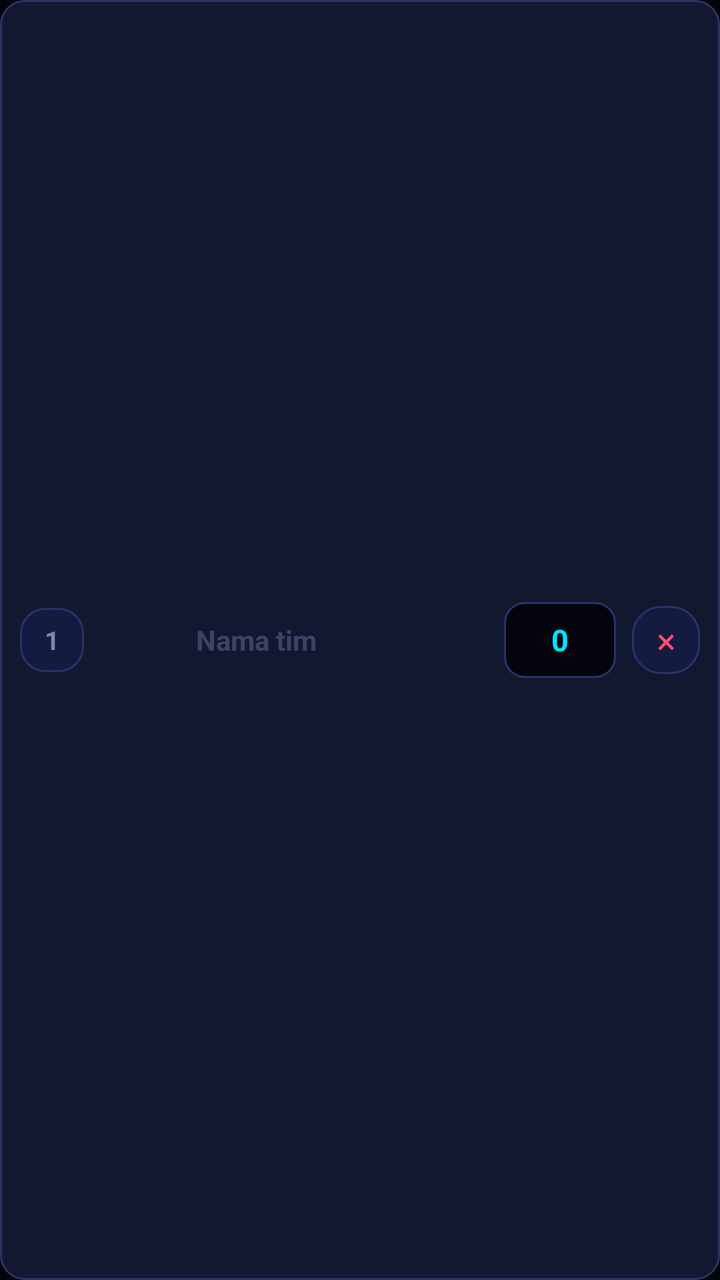
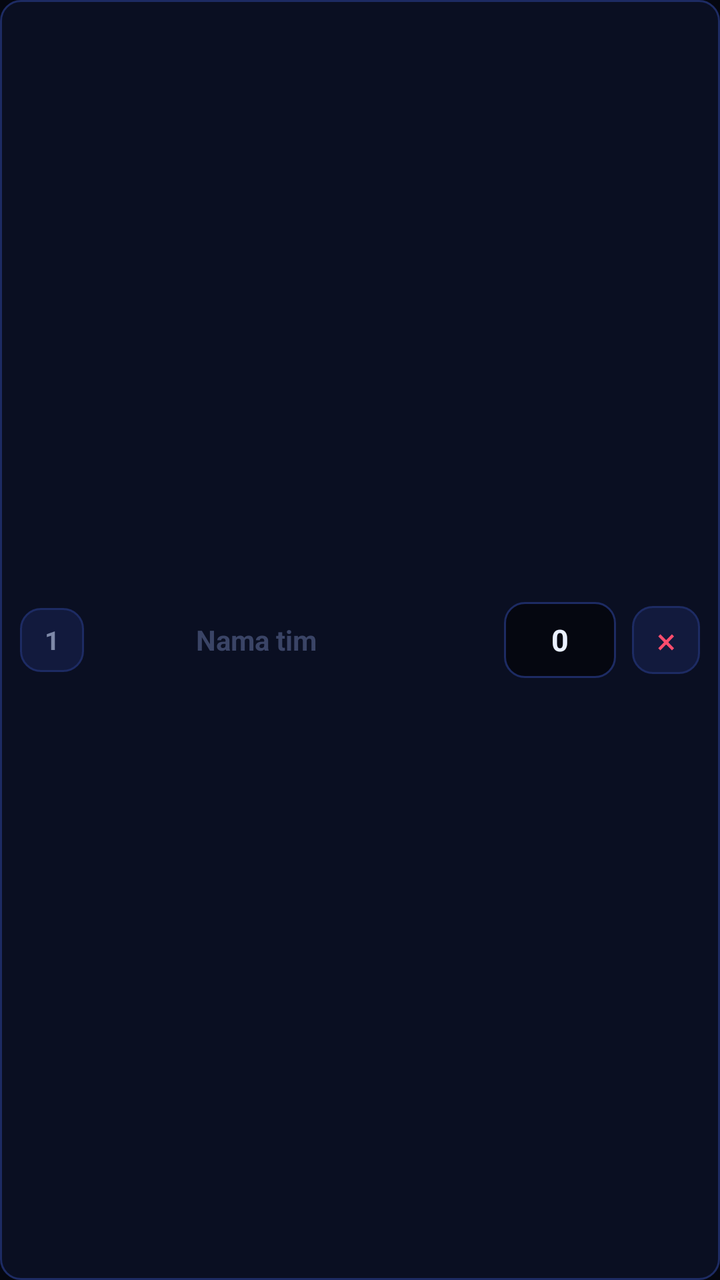

The first picture is an Android layout as it rendered before a commit; the second is the same layout after the commit. The layout source and the unified diff follow.
<!-- AndroidManifest.xml: application theme Theme.BracketLive -->
<!-- res/layout/item_team_row.xml -->
<?xml version="1.0" encoding="utf-8"?>
<LinearLayout xmlns:android="http://schemas.android.com/apk/res/android"
    android:layout_width="match_parent"
    android:layout_height="wrap_content"
    android:orientation="horizontal"
    android:gravity="center_vertical"
    android:padding="10dp"
    android:layout_marginBottom="8dp"
    android:background="@drawable/bg_match">

    <TextView
        android:id="@+id/tvRank"
        android:layout_width="32dp"
        android:layout_height="32dp"
        android:gravity="center"
        android:text="1"
        android:textStyle="bold"
        android:textSize="13sp"
        android:textColor="@color/muted"
        android:background="@drawable/bg_chip" />

    <ImageView
        android:id="@+id/ivLogo"
        android:layout_width="36dp"
        android:layout_height="36dp"
        android:layout_marginStart="10dp"
        android:contentDescription="Logo tim (ketuk untuk ganti)" />

    <EditText
        android:id="@+id/etName"
        android:layout_width="0dp"
        android:layout_height="wrap_content"
        android:layout_weight="1"
        android:layout_marginStart="10dp"
        android:background="@android:color/transparent"
        android:textColor="@color/text"
        android:textSize="14sp"
        android:textStyle="bold"
        android:inputType="text"
        android:maxLines="1"
        android:hint="Nama tim"
        android:textColorHint="@color/dim" />

    <TextView
        android:id="@+id/btnRoster"
        android:layout_width="wrap_content"
        android:layout_height="34dp"
        android:layout_marginEnd="6dp"
        android:gravity="center"
        android:paddingStart="8dp"
        android:paddingEnd="8dp"
        android:text="👥 0/8"
        android:textColor="@color/muted_light"
        android:textSize="11sp"
        android:textStyle="bold"
        android:visibility="gone"
        android:background="@drawable/bg_chip" />

    <EditText
        android:id="@+id/etScore"
        android:layout_width="56dp"
        android:layout_height="38dp"
        android:gravity="center"
        android:inputType="number"
        android:text="0"
        android:textColor="?attr/blAccent1"
        android:textStyle="bold"
        android:textSize="15sp"
        android:background="@drawable/bg_input" />

    <TextView
        android:id="@+id/btnDel"
        android:layout_width="34dp"
        android:layout_height="34dp"
        android:layout_marginStart="8dp"
        android:gravity="center"
        android:text="×"
        android:textColor="@color/red"
        android:textSize="18sp"
        android:background="@drawable/bg_btn_gray" />
</LinearLayout>
<!-- resources referenced by this layout -->
<resources>
  <color name="dim">#3A4466</color>
  <color name="muted">#7E89A8</color>
  <color name="muted_light">#A9B4D4</color>
  <color name="red">#FF4D6D</color>
  <color name="text">#EAF0FF</color>
  <!-- drawable bg_btn_gray (drawable) -->
  <?xml version="1.0" encoding="utf-8"?>
  <shape xmlns:android="http://schemas.android.com/apk/res/android" android:shape="rectangle">
      <solid android:color="?attr/blSurface2"/>
      <corners android:radius="14dp"/>
      <stroke android:width="1dp" android:color="?attr/blStroke"/>
  </shape>
  <!-- drawable bg_chip (drawable) -->
  <?xml version="1.0" encoding="utf-8"?>
  <shape xmlns:android="http://schemas.android.com/apk/res/android" android:shape="rectangle">
      <solid android:color="?attr/blSurface2"/>
      <corners android:radius="12dp"/>
      <stroke android:width="1dp" android:color="?attr/blStroke"/>
  </shape>
  <!-- drawable bg_input (drawable) -->
  <?xml version="1.0" encoding="utf-8"?>
  <shape xmlns:android="http://schemas.android.com/apk/res/android" android:shape="rectangle">
      <solid android:color="?attr/blBg2"/>
      <corners android:radius="10dp"/>
      <stroke android:width="1dp" android:color="?attr/blStroke"/>
  </shape>
  <!-- drawable bg_match (drawable) -->
  <?xml version="1.0" encoding="utf-8"?>
  <shape xmlns:android="http://schemas.android.com/apk/res/android" android:shape="rectangle">
      <solid android:color="#121830"/>
      <corners android:radius="12dp"/>
      <stroke android:width="1dp" android:color="#2A3560"/>
  </shape>
  <style name="Theme.BracketLive" parent="Theme.MaterialComponents.DayNight.NoActionBar">
          <item name="blBg1">#0B1030</item>
          <item name="blBg2">#04050C</item>
          <item name="blHeader1">#1A2260</item>
          <item name="blHeader2">#0A0E28</item>
          <item name="blSurface">#111838</item>
          <item name="blSurface2">#141B40</item>
          <item name="blSurface3">#0B1024</item>
          <item name="blStroke">#27346A</item>
          <item name="blAccent1">#00E5FF</item>
          <item name="blAccent2">#FF2E88</item>
          <item name="blAccent3">#7C4DFF</item>
          <item name="blAccent1B">#3D7BFF</item>
          <item name="blAccent1A">#6600E5FF</item>
          <item name="blAccent2A">#66FF2E88</item>
          <item name="blAccent1S">#2200E5FF</item>
          <item name="blAccent2S">#22FF2E88</item>
          <item name="colorPrimary">?attr/blAccent1</item>
          <item name="colorPrimaryVariant">?attr/blAccent1B</item>
          <item name="colorSecondary">?attr/blAccent2</item>
          <item name="android:statusBarColor">?attr/blBg1</item>
          <item name="android:navigationBarColor">?attr/blBg2</item>
          <item name="android:windowBackground">?attr/blBg2</item>
          <item name="android:textColor">@color/text</item>
          <item name="android:textColorPrimary">@color/text</item>
          <item name="android:windowAnimationStyle">@style/BLWindowAnim</item>
      </style>
  <style name="BLWindowAnim" parent="">
          <item name="android:activityOpenEnterAnimation">@anim/bl_slide_in_right</item>
          <item name="android:activityOpenExitAnimation">@anim/bl_fade_out_left</item>
          <item name="android:activityCloseEnterAnimation">@anim/bl_fade_in_left</item>
          <item name="android:activityCloseExitAnimation">@anim/bl_slide_out_right</item>
      </style>
</resources>

<!-- the commit's change to res/layout/item_team_row.xml (unified diff, before → after) -->
@@ -49,11 +49,14 @@
         android:gravity="center"
         android:paddingStart="8dp"
         android:paddingEnd="8dp"
-        android:text="👥 0/8"
+        android:text="0/8"
         android:textColor="@color/muted_light"
         android:textSize="11sp"
         android:textStyle="bold"
         android:visibility="gone"
+        android:drawableStart="@drawable/ic_ui_team"
+        android:drawableTint="@color/muted_light"
+        android:drawablePadding="4dp"
         android:background="@drawable/bg_chip" />
 
     <EditText
@@ -63,7 +66,8 @@
         android:gravity="center"
         android:inputType="number"
         android:text="0"
-        android:textColor="?attr/blAccent1"
+        android:tag="skin:accent_text"
+        android:textColor="@color/text"
         android:textStyle="bold"
         android:textSize="15sp"
         android:background="@drawable/bg_input" />
<!-- resource entries referenced after the edit -->
@@ -9,14 +9,14 @@
   <?xml version="1.0" encoding="utf-8"?>
   <shape xmlns:android="http://schemas.android.com/apk/res/android" android:shape="rectangle">
       <solid android:color="?attr/blSurface2"/>
-      <corners android:radius="14dp"/>
+      <corners android:radius="10dp"/>
       <stroke android:width="1dp" android:color="?attr/blStroke"/>
   </shape>
   <!-- drawable bg_chip (drawable) -->
   <?xml version="1.0" encoding="utf-8"?>
   <shape xmlns:android="http://schemas.android.com/apk/res/android" android:shape="rectangle">
       <solid android:color="?attr/blSurface2"/>
-      <corners android:radius="12dp"/>
+      <corners android:radius="10dp"/>
       <stroke android:width="1dp" android:color="?attr/blStroke"/>
   </shape>
   <!-- drawable bg_input (drawable) -->
@@ -29,30 +29,29 @@
   <!-- drawable bg_match (drawable) -->
   <?xml version="1.0" encoding="utf-8"?>
   <shape xmlns:android="http://schemas.android.com/apk/res/android" android:shape="rectangle">
-      <solid android:color="#121830"/>
-      <corners android:radius="12dp"/>
-      <stroke android:width="1dp" android:color="#2A3560"/>
+      <solid android:color="?attr/blSurface3"/>
+      <corners android:radius="10dp"/>
+      <stroke android:width="1dp" android:color="?attr/blStroke"/>
   </shape>
+  <!-- drawable ic_ui_team (drawable) -->
+  <?xml version="1.0" encoding="utf-8"?>
+  <vector xmlns:android="http://schemas.android.com/apk/res/android"
+      android:width="24dp" android:height="24dp" android:viewportWidth="24" android:viewportHeight="24">
+      <path android:strokeColor="#FFFFFF" android:strokeWidth="1.8" android:strokeLineCap="round" android:strokeLineJoin="round" android:fillColor="#00000000"
+          android:pathData="M9,11 A3,3 0 1 0 9,5 A3,3 0 1 0 9,11 Z M3,20 C3,16 5.5,14 9,14 C12.5,14 15,16 15,20 M16,5.5 A2.7,2.7 0 0 1 16,11 M17,14.3 C19.5,14.8 21,16.8 21,20"/>
+  </vector>
   <style name="Theme.BracketLive" parent="Theme.MaterialComponents.DayNight.NoActionBar">
-          <item name="blBg1">#0B1030</item>
-          <item name="blBg2">#04050C</item>
-          <item name="blHeader1">#1A2260</item>
-          <item name="blHeader2">#0A0E28</item>
-          <item name="blSurface">#111838</item>
-          <item name="blSurface2">#141B40</item>
-          <item name="blSurface3">#0B1024</item>
-          <item name="blStroke">#27346A</item>
-          <item name="blAccent1">#00E5FF</item>
-          <item name="blAccent2">#FF2E88</item>
-          <item name="blAccent3">#7C4DFF</item>
-          <item name="blAccent1B">#3D7BFF</item>
-          <item name="blAccent1A">#6600E5FF</item>
-          <item name="blAccent2A">#66FF2E88</item>
-          <item name="blAccent1S">#2200E5FF</item>
-          <item name="blAccent2S">#22FF2E88</item>
-          <item name="colorPrimary">?attr/blAccent1</item>
-          <item name="colorPrimaryVariant">?attr/blAccent1B</item>
-          <item name="colorSecondary">?attr/blAccent2</item>
+          <item name="blBg1">#090D1E</item>
+          <item name="blBg2">#050710</item>
+          <item name="blHeader1">#0C122A</item>
+          <item name="blHeader2">#0A0F22</item>
+          <item name="blSurface">#0D142D</item>
+          <item name="blSurface2">#121A3D</item>
+          <item name="blSurface3">#0A0F22</item>
+          <item name="blStroke">#1D2B63</item>
+          <item name="colorPrimary">@color/text</item>
+          <item name="colorPrimaryVariant">@color/muted_light</item>
+          <item name="colorSecondary">@color/text</item>
           <item name="android:statusBarColor">?attr/blBg1</item>
           <item name="android:navigationBarColor">?attr/blBg2</item>
           <item name="android:windowBackground">?attr/blBg2</item>
